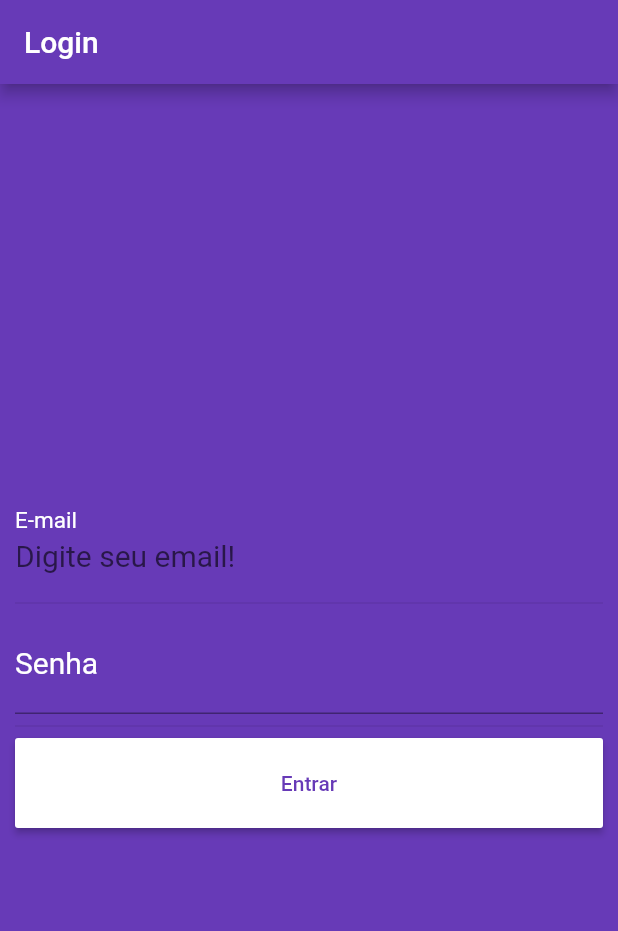
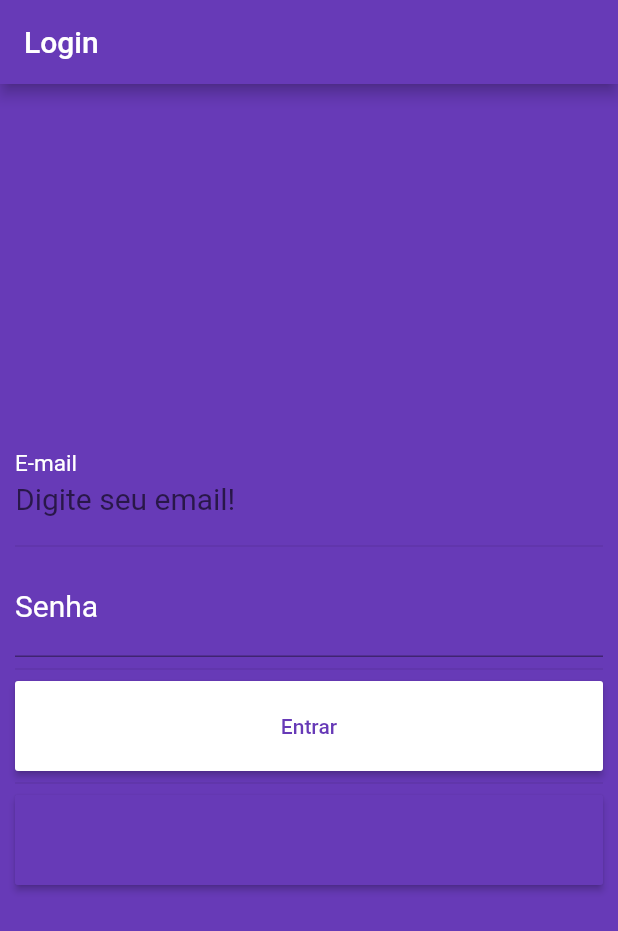
Before and after one commit to Thlimass/Login_Screen_App, a Flutter app: the screen it shows after launch, on a phone screen of 412 x 824 dp. Shown: the top 931 px of the screen. Run offline on Flutter 3.47's test engine with Material 2 defaults, Android fonts, the phone set to English and light mode, and no system bars; our stand-ins replace firebase_auth, google_sign_in; accounts and stored records are empty.

Commit message:
Editando home e login

```diff
--- a/lib/pages/home.dart
+++ b/lib/pages/home.dart
@@ -19,7 +19,7 @@ class HomePage extends StatelessWidget {
               onPressed: () {
                 AuthProvider().logOut();
               },
-            )
+            ),
           ],
         ),
       ),
--- a/lib/pages/login_page.dart
+++ b/lib/pages/login_page.dart
@@ -78,12 +78,22 @@ class _LoginPageState extends State<LoginPage> {
               ),
                 color: Colors.white, //Cor do botão
               ),
+             ),
+            Divider(),
+        ButtonTheme(
+          height: 60.0 ,
+          child: RaisedButton(
+            onPressed: () async {
+              bool res = await AuthProvider().loginWithGoogle();
+              if(!res)
+                print("error logging in with google");
+              },
+              ),
              )
             ],
           ),
         ),
       ),
-
     );
   }
 }
```
